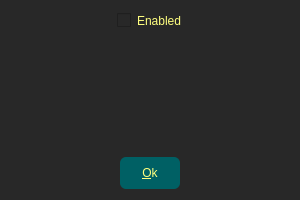
This is ebrow/edb/afFreezeDetect.ui in Armada3334/echoes as Qt 5 draws it before an edit. The edited form follows.
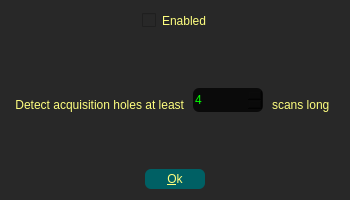
This is the edited form. Icons and pictures are not drawn.

The edit to the form file:
```diff
--- a/ebrow/edb/afFreezeDetect.ui
+++ b/ebrow/edb/afFreezeDetect.ui
@@ -10,19 +10,19 @@
    <rect>
     <x>0</x>
     <y>0</y>
-    <width>300</width>
+    <width>350</width>
     <height>200</height>
    </rect>
   </property>
   <property name="minimumSize">
    <size>
-    <width>300</width>
+    <width>350</width>
     <height>200</height>
    </size>
   </property>
   <property name="maximumSize">
    <size>
-    <width>300</width>
+    <width>350</width>
     <height>200</height>
    </size>
   </property>
@@ -265,7 +265,7 @@
   <property name="modal">
    <bool>true</bool>
   </property>
-  <layout class="QVBoxLayout" name="verticalLayout" stretch="5,0,5">
+  <layout class="QVBoxLayout" name="verticalLayout">
    <item>
     <layout class="QHBoxLayout" name="horizontalLayout_2">
      <item>
@@ -306,6 +306,59 @@
      </item>
     </layout>
    </item>
+   <item>
+    <spacer name="verticalSpacer_2">
+     <property name="orientation">
+      <enum>Qt::Vertical</enum>
+     </property>
+     <property name="sizeHint" stdset="0">
+      <size>
+       <width>20</width>
+       <height>41</height>
+      </size>
+     </property>
+    </spacer>
+   </item>
+   <item>
+    <layout class="QHBoxLayout" name="horizontalLayout_3">
+     <item>
+      <widget class="QLabel" name="label">
+       <property name="text">
+        <string>Detect acquisition holes at least</string>
+       </property>
+       <property name="alignment">
+        <set>Qt::AlignRight|Qt::AlignTrailing|Qt::AlignVCenter</set>
+       </property>
+      </widget>
+     </item>
+     <item>
+      <widget class="QSpinBox" name="sbMultiplier">
+       <property name="minimumSize">
+        <size>
+         <width>48</width>
+         <height>24</height>
+        </size>
+       </property>
+       <property name="minimum">
+        <number>2</number>
+       </property>
+       <property name="value">
+        <number>4</number>
+       </property>
+      </widget>
+     </item>
+     <item>
+      <widget class="QLabel" name="label_2">
+       <property name="text">
+        <string>scans long</string>
+       </property>
+       <property name="alignment">
+        <set>Qt::AlignLeading|Qt::AlignLeft|Qt::AlignVCenter</set>
+       </property>
+      </widget>
+     </item>
+    </layout>
+   </item>
    <item>
     <spacer name="verticalSpacer">
      <property name="orientation">
```
